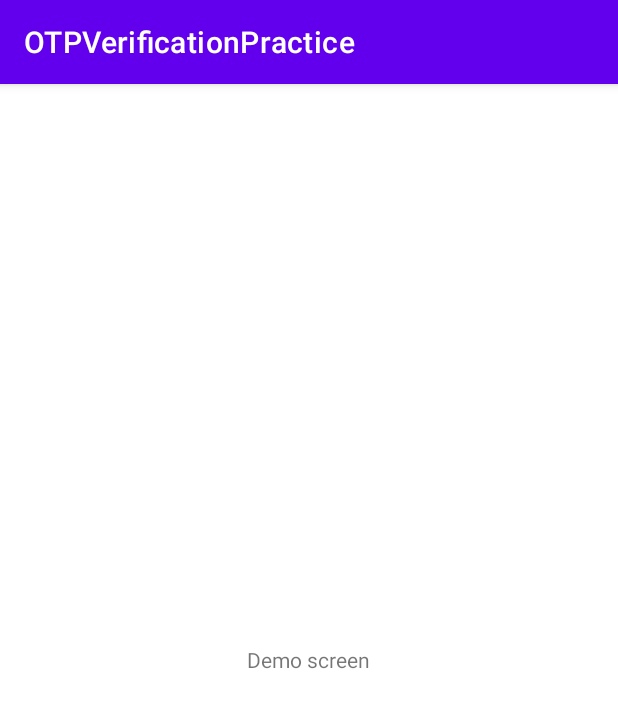
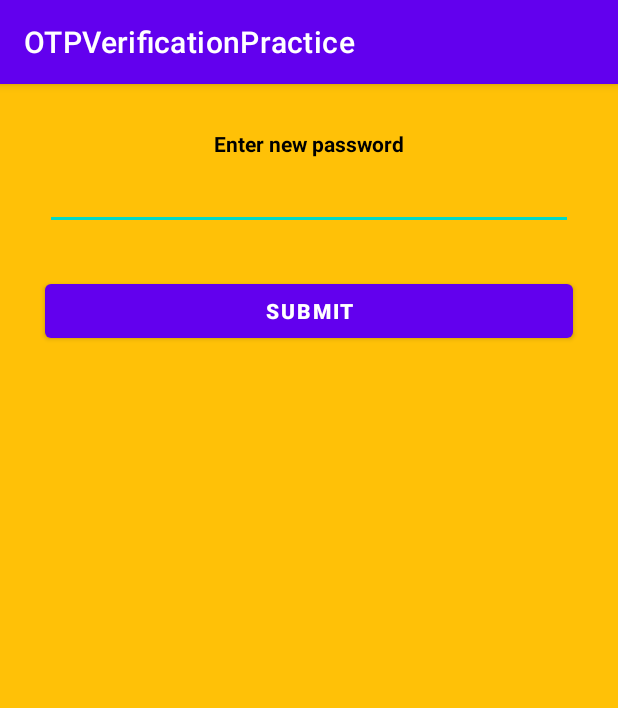
Before and after one commit to ShubhamKumar-2000/OTP_Practice, an Android app: the dashboard screen opened directly, with no data from a screen before it, on a phone screen of 412 x 824 dp. Shown: the top 708 px of the screen. Run offline under Robolectric (Android 15) with nearby library versions, the phone set to English and light mode, and no system bars; our stand-ins replace Firebase (no records; nobody signed in at launch, a user with empty details on screens opened directly).

Commit message:
implemented password reset option via link

```diff
--- a/app/src/main/java/com/example/otpverificationpractice/DemoActivity.java
+++ b/app/src/main/java/com/example/otpverificationpractice/DemoActivity.java
@@ -4,6 +4,7 @@ import androidx.appcompat.app.AppCompatActivity;
 
 import android.os.Bundle;
 
+/* Page After successful Login */
 public class DemoActivity extends AppCompatActivity {
 
     @Override
--- a/app/src/main/java/com/example/otpverificationpractice/ReadActivity.java
+++ b/app/src/main/java/com/example/otpverificationpractice/ReadActivity.java
@@ -11,6 +11,5 @@ public class ReadActivity extends AppCompatActivity {
         super.onCreate(savedInstanceState);
         setContentView(R.layout.activity_read);
 
-
     }
 }
--- a/app/src/main/java/com/example/otpverificationpractice/RegistrationActivity.java
+++ b/app/src/main/java/com/example/otpverificationpractice/RegistrationActivity.java
@@ -40,7 +40,7 @@ public class RegistrationActivity extends AppCompatActivity {
         submitBtn.setOnClickListener(new View.OnClickListener() {
             @Override
             public void onClick(View v) {
-                final String email = mEmail.getText().toString();
+                final String email = mEmail.getText().toString().trim().toLowerCase();
                 final String password = mPassword.getText().toString();
                 /*Here Implement before registration check if user with given email exists or not*/
                 mAuth.createUserWithEmailAndPassword(email, password)
--- a/app/src/main/java/com/example/otpverificationpractice/VerificationActivity.java
+++ b/app/src/main/java/com/example/otpverificationpractice/VerificationActivity.java
@@ -35,7 +35,6 @@ public class VerificationActivity extends AppCompatActivity {
     protected void onCreate(Bundle savedInstanceState) {
         super.onCreate(savedInstanceState);
         setContentView(R.layout.activity_verification);
-//        getActionBar().hide();
 
         init();
 
--- a/app/src/main/java/com/example/otpverificationpractice/dashboard.java
+++ b/app/src/main/java/com/example/otpverificationpractice/dashboard.java
@@ -1,14 +1,58 @@
 package com.example.otpverificationpractice;
 
+import androidx.annotation.NonNull;
 import androidx.appcompat.app.AppCompatActivity;
 
+import android.content.Intent;
 import android.os.Bundle;
+import android.view.View;
+import android.widget.Button;
+import android.widget.EditText;
+import android.widget.Toast;
 
+import com.google.android.gms.tasks.OnFailureListener;
+import com.google.android.gms.tasks.OnSuccessListener;
+import com.google.firebase.auth.FirebaseAuth;
+import com.google.firebase.auth.FirebaseUser;
+
+/*Password change implementation*/
 public class dashboard extends AppCompatActivity {
+    Button submitBtn;
+    EditText newPasswordET;
+    String newPassword, UserID;
+    FirebaseAuth fAuth;
+    FirebaseUser user;
 
     @Override
     protected void onCreate(Bundle savedInstanceState) {
         super.onCreate(savedInstanceState);
         setContentView(R.layout.activity_dashboard);
+
+        newPasswordET=findViewById(R.id.newPasswordET);
+        submitBtn=findViewById(R.id.newPasswordSubmitBtn);
+        fAuth = FirebaseAuth.getInstance();
+        UserID = fAuth.getCurrentUser().getUid();
+        user = fAuth.getCurrentUser();
+
+        submitBtn.setOnClickListener(new View.OnClickListener() {
+            @Override
+            public void onClick(View v) {
+                newPassword = newPasswordET.getText().toString();
+                user.updatePassword(newPassword).addOnSuccessListener(new OnSuccessListener<Void>() {
+                    @Override
+                    public void onSuccess(Void unused) {
+                        Toast.makeText(dashboard.this, "Password Reset Successfully \n Redirect to Login page", Toast.LENGTH_SHORT).show();
+                        Intent intent = new Intent(dashboard.this, LoginActivity.class);
+                        startActivity(intent);
+                        finish();
+                    }
+                }).addOnFailureListener(new OnFailureListener() {
+                    @Override
+                    public void onFailure(@NonNull Exception e) {
+                        Toast.makeText(dashboard.this, "Password reset failed", Toast.LENGTH_SHORT).show();
+                    }
+                });
+            }
+        });
     }
 }
--- a/app/src/main/res/layout/activity_dashboard.xml
+++ b/app/src/main/res/layout/activity_dashboard.xml
@@ -4,13 +4,37 @@
     xmlns:tools="http://schemas.android.com/tools"
     android:layout_width="match_parent"
     android:layout_height="match_parent"
-    android:gravity="center"
-    tools:context=".dashboard">
+    android:gravity="center_horizontal"
+    tools:context=".dashboard"
+    android:orientation="vertical"
+    android:background="@color/colorPrimary">
 
     <TextView
         android:layout_width="wrap_content"
         android:layout_height="wrap_content"
-        android:text="Demo screen" />
+        android:text="Enter new password"
+        android:layout_marginTop="30dp"
+        android:textStyle="bold"
+        android:textColor="@color/colorTextFirst"
+        />
+
+    <EditText
+        android:id="@+id/newPasswordET"
+        android:layout_width="match_parent"
+        android:layout_height="48dp"
+        android:layout_marginStart="30dp"
+        android:layout_marginEnd="30dp"
+        android:textColor="@color/colorTextFirst"/>
+
+    <Button
+        android:id="@+id/newPasswordSubmitBtn"
+        android:layout_width="match_parent"
+        android:layout_height="wrap_content"
+        android:text="Submit"
+        android:textStyle="bold"
+        android:layout_margin="30dp"
+        />
+
 
 
 </LinearLayout>
--- a/app/src/main/res/layout/activity_new_main.xml
+++ b/app/src/main/res/layout/activity_new_main.xml
@@ -72,12 +72,6 @@
 
             />
 
-        <Button
-            android:id="@+id/goToVerificationBtn"
-            android:layout_width="wrap_content"
-            android:layout_height="wrap_content"
-            android:text="Go to OTP Verification"
-            android:gravity="center"/>
 
         <Button
             android:id="@+id/readBtn"
--- a/app/src/main/res/values/strings.xml
+++ b/app/src/main/res/values/strings.xml
@@ -6,4 +6,5 @@
     <string name="icon">Icon</string>
     <string name="get_otp">GET OTP</string>
     <string name="_9110121513">9110121513</string>
+    <string name="your_mobile_number">Your Mobile Number</string>
 </resources>
```
Also changed, not shown: app/src/main/AndroidManifest.xml (+9 -4 lines), app/src/main/java/com/example/otpverificationpractice/ForgetPasswordActivity.java (added, +89 -0 lines), app/src/main/java/com/example/otpverificationpractice/LoginActivity.java (+20 -6 lines), app/src/main/java/com/example/otpverificationpractice/MainActivity.java (+23 -15 lines), app/src/main/java/com/example/otpverificationpractice/NewMainActivity.java (+1 -11 lines), app/src/main/res/layout/activity_forget_password.xml (added, +31 -0 lines), app/src/main/res/layout/activity_login.xml (+18 -7 lines), app/src/main/res/layout/activity_main.xml (+53 -42 lines).
